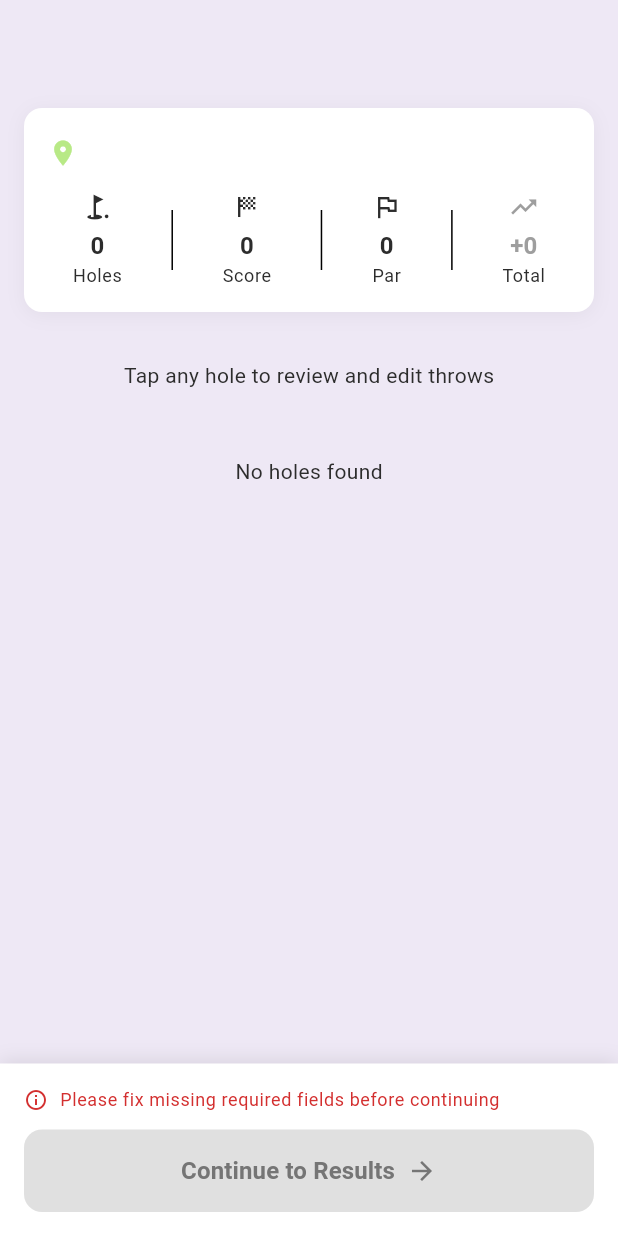
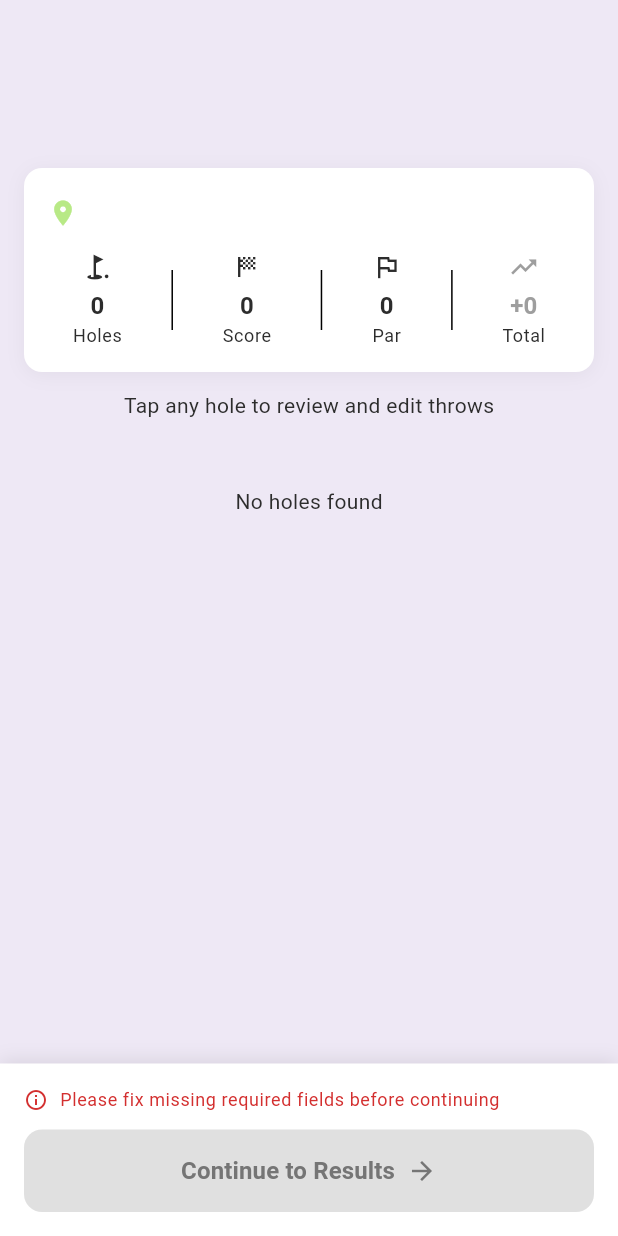
Before and after one commit to joevdiscgolf/turbo_disc_golf, a Flutter app: the RoundConfirmationWidget widget shown alone on an empty page, opened directly with empty values, on a phone screen of 412 x 824 dp. Run offline on Flutter 3.47's test engine with Material 3 defaults, Android fonts, the phone set to English and light mode, and no system bars; our stand-ins replace cloud_firestore, firebase_core, flutter_animate, flutter_bounceable, flutter_dotenv, flutter_markdown and 8 more; missing offline and left inert: google_mlkit_text_recognition; accounts and stored records are empty; network calls fail.

Commit message:
Confirm round state design cleanup

```diff
--- a/lib/screens/round_processing/components/editable_holes_grid.dart
+++ b/lib/screens/round_processing/components/editable_holes_grid.dart
@@ -34,9 +34,7 @@ class EditableHolesGrid extends StatelessWidget {
         MediaQuery.of(context).size.width - 32; // minus horizontal margin
     final double itemWidth = screenWidth / 3;
 
-    return Container(
-      margin: const EdgeInsets.symmetric(horizontal: 16),
-      child: Wrap(
+    return Wrap(
       spacing: 0,
       runSpacing: 0,
       children: potentialRound.holes!.asMap().entries.map((entry) {
@@ -52,7 +50,6 @@ class EditableHolesGrid extends StatelessWidget {
           ),
         );
       }).toList(),
-      ),
     );
   }
 }
@@ -113,7 +110,8 @@ class _HoleGridItem extends StatelessWidget {
 
   @override
   Widget build(BuildContext context) {
-    final bool isEmpty = potentialHole.throws == null || potentialHole.throws!.isEmpty;
+    final bool isEmpty =
+        potentialHole.throws == null || potentialHole.throws!.isEmpty;
     final bool isIncomplete = _isIncomplete();
 
     // Incomplete hole (missing required fields) - RED/AMBER WARNING STATE
@@ -122,9 +120,8 @@ class _HoleGridItem extends StatelessWidget {
       final Color borderColor = const Color(0xFFD32F2F); // Red for required
       final Color backgroundColor = const Color(0xFFFFEBEE); // Light red
 
-      return InkWell(
+      return GestureDetector(
         onTap: () => _showEditableHoleDialog(context),
-        borderRadius: BorderRadius.circular(8),
         child: Card(
           elevation: 1,
           shape: RoundedRectangleBorder(
@@ -161,7 +158,8 @@ class _HoleGridItem extends StatelessWidget {
                           const SizedBox(width: 4),
                           Text(
                             '${potentialHole.number ?? '?'}',
-                            style: Theme.of(context).textTheme.titleLarge?.copyWith(
+                            style: Theme.of(context).textTheme.titleLarge
+                                ?.copyWith(
                                   fontWeight: FontWeight.bold,
                                   color: borderColor,
                                 ),
@@ -196,7 +194,9 @@ class _HoleGridItem extends StatelessWidget {
                     ),
                   ),
                   Text(
-                    potentialHole.feet != null ? '${potentialHole.feet} ft' : '— ft',
+                    potentialHole.feet != null
+                        ? '${potentialHole.feet} ft'
+                        : '— ft',
                     style: Theme.of(context).textTheme.titleSmall?.copyWith(
                       color: borderColor.withValues(alpha: 0.8),
                       fontSize: 11,
@@ -233,9 +233,9 @@ class _HoleGridItem extends StatelessWidget {
 
     // Empty hole styling (has structure but no throws)
     if (isEmpty) {
-      return InkWell(
+      return GestureDetector(
         onTap: () => _showEditableHoleDialog(context),
-        borderRadius: BorderRadius.circular(8),
+
         child: Card(
           elevation: 1,
           shape: RoundedRectangleBorder(
@@ -247,12 +247,12 @@ class _HoleGridItem extends StatelessWidget {
             ),
           ),
           child: Container(
+            height: 94,
+            padding: const EdgeInsets.all(8),
             decoration: BoxDecoration(
               color: Colors.grey.withValues(alpha: 0.05),
               borderRadius: BorderRadius.circular(8),
             ),
-            child: Padding(
-              padding: const EdgeInsets.all(8),
             child: Column(
               mainAxisSize: MainAxisSize.min,
               crossAxisAlignment: CrossAxisAlignment.start,
@@ -272,7 +272,8 @@ class _HoleGridItem extends StatelessWidget {
                         const SizedBox(width: 4),
                         Text(
                           '${potentialHole.number ?? '?'}',
-                            style: Theme.of(context).textTheme.titleLarge?.copyWith(
+                          style: Theme.of(context).textTheme.titleLarge
+                              ?.copyWith(
                                 fontWeight: FontWeight.bold,
                                 color: Colors.grey.withValues(alpha: 0.7),
                               ),
@@ -291,11 +292,7 @@ class _HoleGridItem extends StatelessWidget {
                         shape: BoxShape.circle,
                       ),
                       child: const Center(
-                          child: Icon(
-                            Icons.add,
-                            size: 14,
-                            color: Colors.grey,
-                          ),
+                        child: Icon(Icons.add, size: 14, color: Colors.grey),
                       ),
                     ),
                   ],
@@ -330,14 +327,14 @@ class _HoleGridItem extends StatelessWidget {
             ),
           ),
         ),
-        ),
       );
     }
 
     // Regular/Complete hole styling
     // Calculate score manually since PotentialDGHole doesn't have computed properties
     final int throwsCount = potentialHole.throws?.length ?? 0;
-    final int penaltyStrokes = potentialHole.throws?.fold<int>(
+    final int penaltyStrokes =
+        potentialHole.throws?.fold<int>(
           0,
           (prev, t) => prev + (t.penaltyStrokes ?? 0),
         ) ??
--- a/lib/screens/round_processing/components/round_confirmation_widget.dart
+++ b/lib/screens/round_processing/components/round_confirmation_widget.dart
@@ -51,7 +51,8 @@ class _RoundConfirmationWidgetState extends State<RoundConfirmationWidget> {
     return _currentRound.holes!.fold<int>(0, (sum, hole) {
       // Calculate hole score: throws count + penalty strokes
       final int throwsCount = hole.throws?.length ?? 0;
-      final int penaltyStrokes = hole.throws?.fold<int>(
+      final int penaltyStrokes =
+          hole.throws?.fold<int>(
             0,
             (prev, discThrow) => prev + (discThrow.penaltyStrokes ?? 0),
           ) ??
@@ -109,7 +110,8 @@ class _RoundConfirmationWidgetState extends State<RoundConfirmationWidget> {
 
     // Check for missing holes in sequence
     if (_currentRound.holes != null && _currentRound.holes!.isNotEmpty) {
-      final List<int> holeNumbers = _currentRound.holes!
+      final List<int> holeNumbers =
+          _currentRound.holes!
               .where((h) => h.number != null)
               .map((h) => h.number!)
               .toList()
@@ -165,23 +167,26 @@ class _RoundConfirmationWidgetState extends State<RoundConfirmationWidget> {
     final bool hasRequiredFields = validation['hasRequiredFields'] as bool;
 
     return Container(
+      padding: const EdgeInsets.only(top: 112),
       color: const Color(0xFFEEE8F5), // Light purple-gray background
+      // color: Colors.blue,
       child: Column(
         children: [
           // Scrollable content (everything except bottom bar)
           Expanded(
             child: SingleChildScrollView(
+              child: Padding(
+                padding: const EdgeInsets.only(left: 16, right: 16, bottom: 48),
                 child: Column(
                   children: [
-                  // Top padding for app bar
-                  SizedBox(
-                    height: MediaQuery.of(context).padding.top + kToolbarHeight,
+                    // Course metadata header
+                    _buildMetadataCard(
+                      context,
+                      totalScore,
+                      totalPar,
+                      relativeScore,
                     ),
-
-                  // Course metadata header
-                  _buildMetadataCard(context, totalScore, totalPar, relativeScore),
-                  const SizedBox(height: 16),
-
+                    const SizedBox(height: 12),
                     // Warning banner for missing data
                     _buildWarningBanner(
                       context,
@@ -213,6 +218,7 @@ class _RoundConfirmationWidgetState extends State<RoundConfirmationWidget> {
                 ),
               ),
             ),
+          ),
 
           // Continue button at bottom (fixed, doesn't scroll)
           _buildBottomBar(context, hasRequiredFields),
@@ -228,7 +234,6 @@ class _RoundConfirmationWidgetState extends State<RoundConfirmationWidget> {
     int relativeScore,
   ) {
     return Container(
-      margin: const EdgeInsets.all(16),
       padding: const EdgeInsets.all(16),
       decoration: BoxDecoration(
         color: Theme.of(context).colorScheme.surface,
@@ -256,9 +261,9 @@ class _RoundConfirmationWidgetState extends State<RoundConfirmationWidget> {
               Expanded(
                 child: Text(
                   _currentRound.courseName ?? 'Unknown Course',
-                  style: Theme.of(context).textTheme.titleLarge?.copyWith(
-                        fontWeight: FontWeight.bold,
-                      ),
+                  style: Theme.of(
+                    context,
+                  ).textTheme.titleLarge?.copyWith(fontWeight: FontWeight.bold),
                 ),
               ),
             ],
@@ -291,12 +296,7 @@ class _RoundConfirmationWidgetState extends State<RoundConfirmationWidget> {
                 height: 40,
                 color: Theme.of(context).dividerColor,
               ),
-              _buildStatItem(
-                context,
-                'Par',
-                '$totalPar',
-                Icons.flag_outlined,
-              ),
+              _buildStatItem(context, 'Par', '$totalPar', Icons.flag_outlined),
               Container(
                 width: 1,
                 height: 40,
@@ -355,19 +355,20 @@ class _RoundConfirmationWidgetState extends State<RoundConfirmationWidget> {
     if (_currentRound.holes == null) return 0;
     // Count holes that are missing required fields OR have no throws
     return _currentRound.holes!
-        .where((hole) =>
+        .where(
+          (hole) =>
               !hole.hasRequiredFields ||
               hole.throws == null ||
-            hole.throws!.isEmpty)
+              hole.throws!.isEmpty,
+        )
         .length;
   }
 
   Future<void> _openWalkthroughDialog() async {
     await showDialog<void>(
       context: context,
-      builder: (context) => IncompleteHoleWalkthroughDialog(
-        potentialRound: _currentRound,
-      ),
+      builder: (context) =>
+          IncompleteHoleWalkthroughDialog(potentialRound: _currentRound),
     );
 
     // Refresh the UI after dialog closes
@@ -385,7 +386,6 @@ class _RoundConfirmationWidgetState extends State<RoundConfirmationWidget> {
     final int incompleteHoleCount = _getIncompleteHoleCount();
 
     return Container(
-      margin: const EdgeInsets.symmetric(horizontal: 16),
       padding: const EdgeInsets.all(16),
       decoration: BoxDecoration(
         color: Theme.of(context).colorScheme.surface,
@@ -415,9 +415,7 @@ class _RoundConfirmationWidgetState extends State<RoundConfirmationWidget> {
               const SizedBox(width: 12),
               Expanded(
                 child: Text(
-                  hasRequiredFields
-                      ? 'Review Round Data'
-                      : 'Action Required',
+                  hasRequiredFields ? 'Review Round Data' : 'Action Required',
                   style: Theme.of(context).textTheme.titleMedium?.copyWith(
                     fontWeight: FontWeight.bold,
                   ),
@@ -514,7 +512,12 @@ class _RoundConfirmationWidgetState extends State<RoundConfirmationWidget> {
 
   Widget _buildBottomBar(BuildContext context, bool hasRequiredFields) {
     return Container(
-      padding: const EdgeInsets.all(16),
+      padding: EdgeInsets.only(
+        left: 16,
+        right: 16,
+        top: 16,
+        bottom: 16 + MediaQuery.of(context).padding.bottom,
+      ),
       decoration: BoxDecoration(
         color: Theme.of(context).colorScheme.surface,
         boxShadow: [
@@ -525,7 +528,6 @@ class _RoundConfirmationWidgetState extends State<RoundConfirmationWidget> {
           ),
         ],
       ),
-      child: SafeArea(
       child: Column(
         mainAxisSize: MainAxisSize.min,
         children: [
@@ -571,10 +573,7 @@ class _RoundConfirmationWidgetState extends State<RoundConfirmationWidget> {
                 children: [
                   const Text(
                     'Continue to Results',
-                      style: TextStyle(
-                        fontSize: 16,
-                        fontWeight: FontWeight.bold,
-                      ),
+                    style: TextStyle(fontSize: 16, fontWeight: FontWeight.bold),
                   ),
                   const SizedBox(width: 8),
                   const Icon(Icons.arrow_forward, size: 20),
@@ -584,7 +583,6 @@ class _RoundConfirmationWidgetState extends State<RoundConfirmationWidget> {
           ),
         ],
       ),
-      ),
     );
   }
 }
--- a/lib/screens/round_processing/round_processing_loading_screen.dart
+++ b/lib/screens/round_processing/round_processing_loading_screen.dart
@@ -370,7 +370,7 @@ class _RoundProcessingLoadingScreenState
               )
             : _state == _ProcessingState.confirming
                 ? AppBar(
-                    backgroundColor: Colors.transparent,
+                    backgroundColor: const Color(0xFFEEE8F5), // Match scaffold background
                     surfaceTintColor: Colors.transparent,
                     shadowColor: Colors.transparent,
                     elevation: 0,
```
Lines whose indentation alone changed are shown as unchanged.
